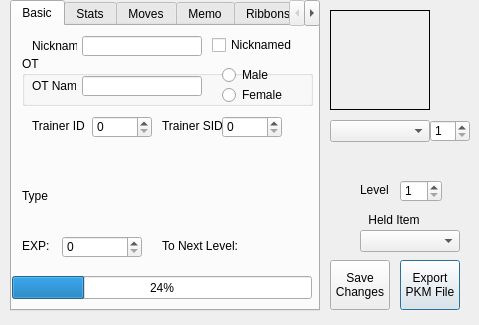
Annovae/PKMDS-G5, file QT Project/pkmviewer.ui: the form before one commit.
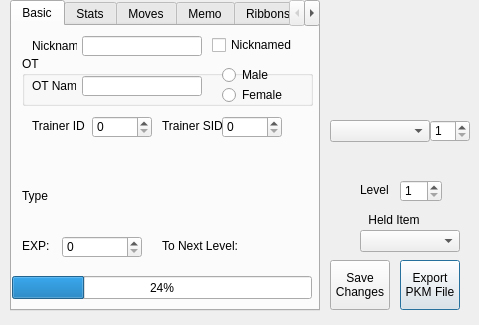
The form after the commit. The open tabs and pages were chosen to show the change.

Commit message: Fixed tab order

Diff of the .ui file:
```diff
--- a/QT Project/pkmviewer.ui
+++ b/QT Project/pkmviewer.ui
@@ -87,7 +87,7 @@
      <string notr="true">background: transparent</string>
     </property>
     <property name="frameShape">
-     <enum>QFrame::Box</enum>
+     <enum>QFrame::NoFrame</enum>
     </property>
     <property name="frameShadow">
      <enum>QFrame::Plain</enum>
```
Left out of the diff: 43 changed lines with no effect on the pictures.
